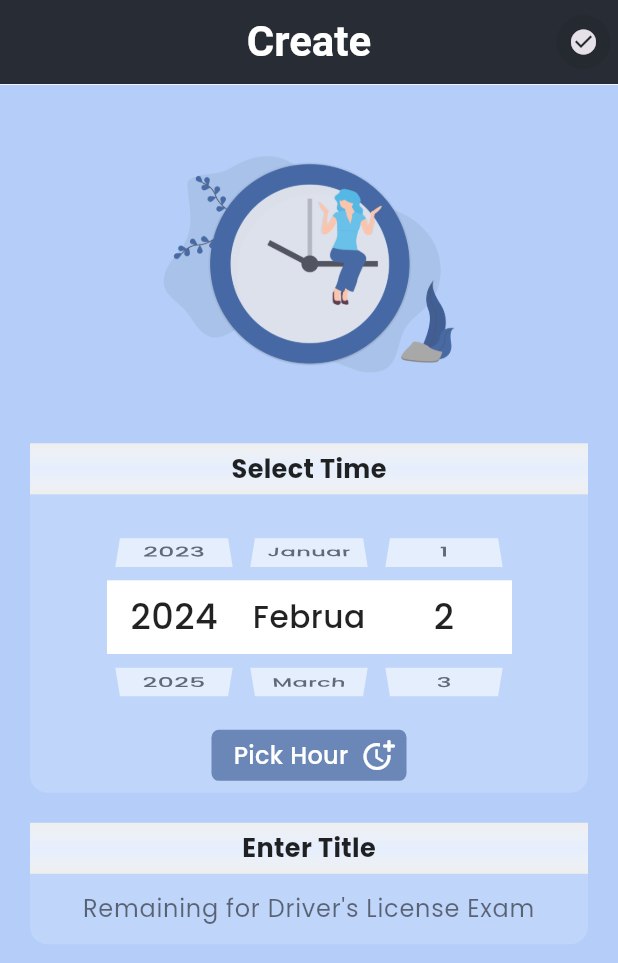
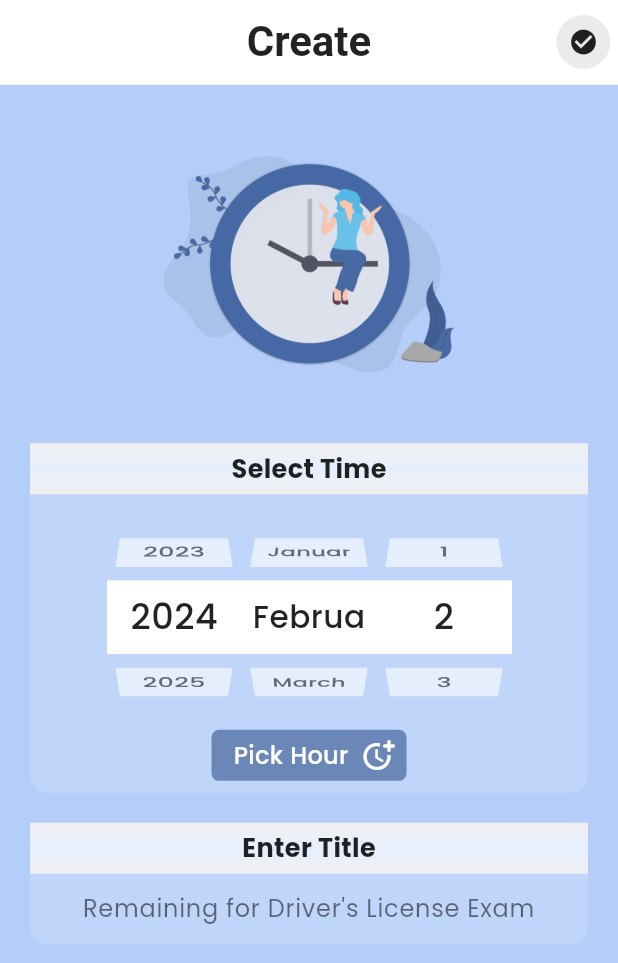
Before and after one commit to ruwiss/gun_sayaci, a Flutter app: the screen it shows after launch, on a phone screen of 412 x 824 dp. Shown: the top 963 px of the screen. Run offline on Flutter 3.47's test engine with Material 3 defaults, Android fonts, the phone set to English and light mode, and no system bars; our stand-ins replace easy_localization, flutter_easyloading, flutter_local_notifications, flutter_native_splash, fluttertoast, get_it and 5 more; accounts and stored records are empty.

Commit message:
Uygulama zamanlayıcısı düzenlendi. Yeniden başlatma için zamanlayıcı aktif edildi.

```diff
--- a/lib/main.dart
+++ b/lib/main.dart
@@ -96,7 +96,7 @@ class _HomeState extends State<Home> with WidgetsBindingObserver {
           ? const SizedBox()
           : MaterialApp(
               debugShowCheckedModeBanner: false,
-              themeMode: value.isDarkMode ? ThemeMode.dark : ThemeMode.light,
+              themeMode: ThemeMode.system,
               theme: ThemeData(
                 useMaterial3: true,
                 brightness:
--- a/lib/services/functions/notification_helper.dart
+++ b/lib/services/functions/notification_helper.dart
@@ -52,7 +52,7 @@ class NotificationHelper {
           tz.TZDateTime.from(scheduledDateTime, tz.local),
           await _notificationDetails(),
           // Bildirim tipini burada alarm olarak belirledik.
-          androidScheduleMode: AndroidScheduleMode.alarmClock,
+          androidScheduleMode: AndroidScheduleMode.exactAllowWhileIdle,
           // Bildirim zamanını absolute (gmt) zaman dilimi olarak belirledik.
           uiLocalNotificationDateInterpretation:
               UILocalNotificationDateInterpretation.absoluteTime);
--- a/lib/services/providers/settings_provider.dart
+++ b/lib/services/providers/settings_provider.dart
@@ -1,4 +1,3 @@
-import 'package:flutter/cupertino.dart';
 import 'package:flutter/material.dart';
 import 'package:gunsayaci/utils/colors.dart';
 import 'package:shared_preferences/shared_preferences.dart';
@@ -18,7 +17,7 @@ class SettingsProvider with ChangeNotifier {
   void getAppThemeMode() async {
     _prefs = await SharedPreferences.getInstance();
     final bool? darkMode = _prefs.getBool(_appThemeKey);
-    isDarkMode = darkMode ?? true;
+    isDarkMode = darkMode ?? ThemeMode.system == ThemeMode.dark;
     changeColors();
     settingsFetch = true;
     notifyListeners();
```
Also changed, not shown: pubspec.lock, 1 other file.
